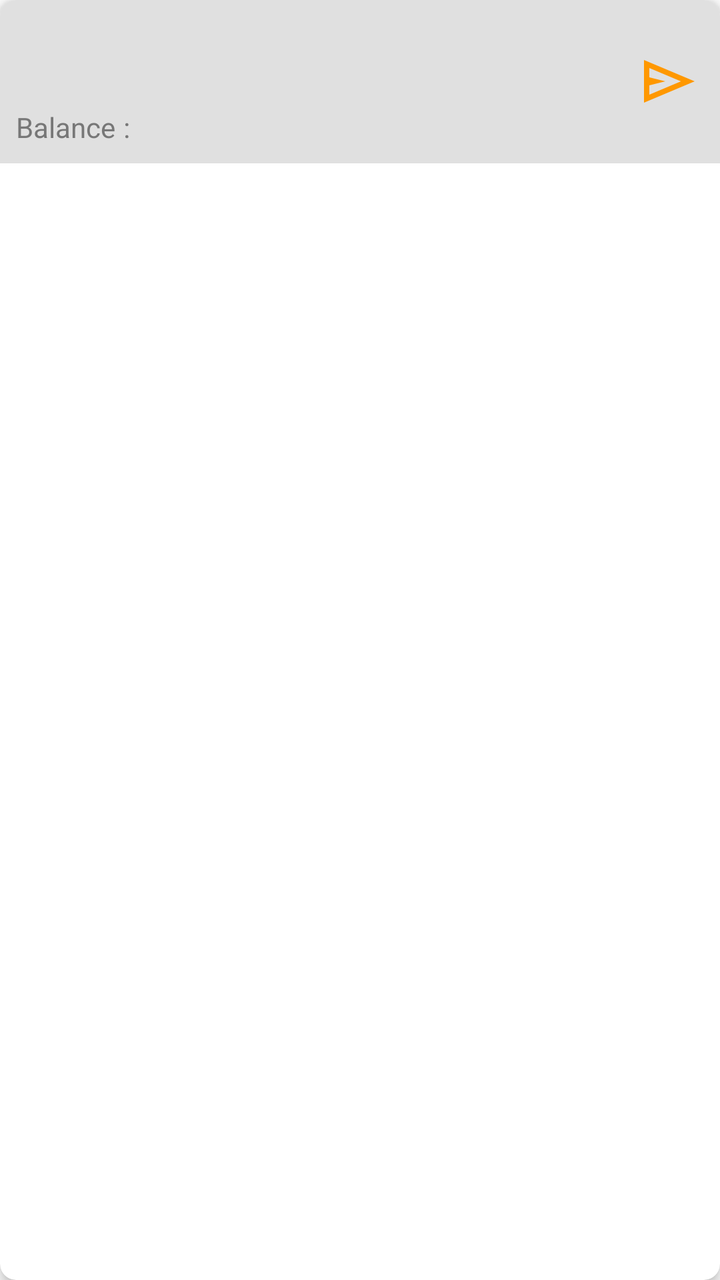
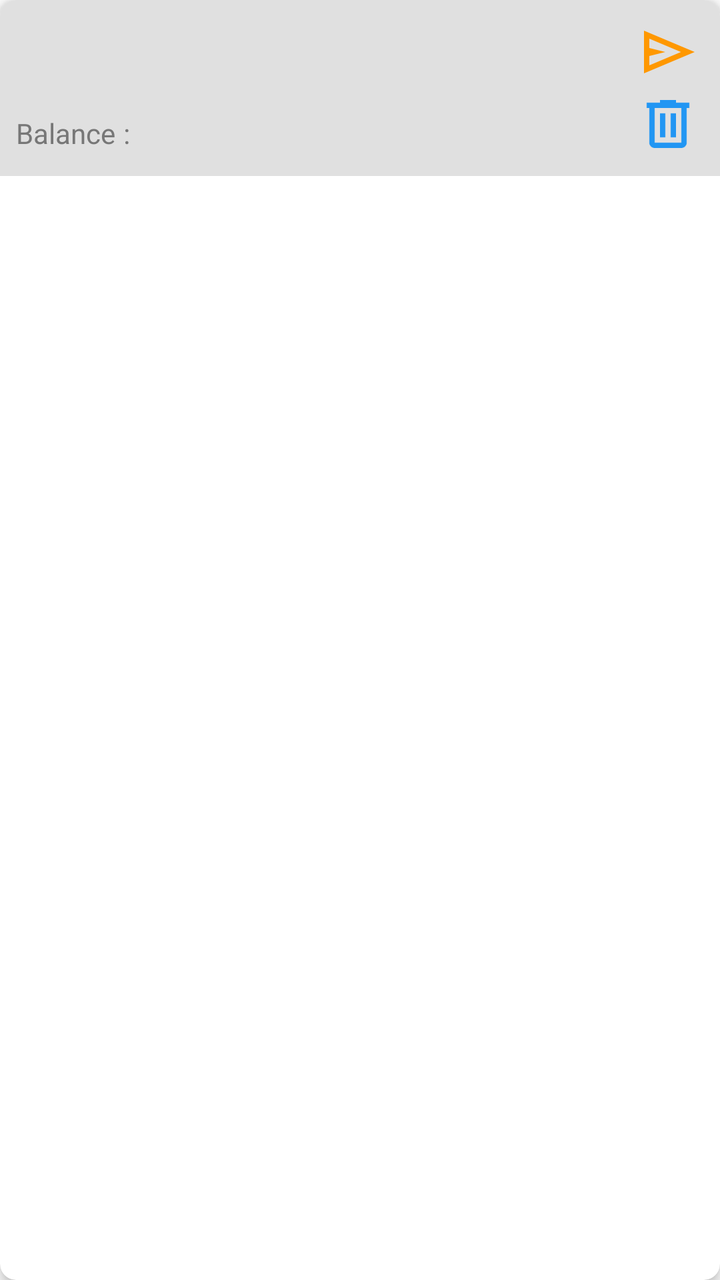

An Android layout rendered at two revisions. The XML below is the earlier revision; the diff shows what the commit changed to produce the second picture.
<!-- AndroidManifest.xml: application theme Theme.Freer -->
<!-- res/layout/item_token_holder_card.xml -->
<?xml version="1.0" encoding="utf-8"?>
<androidx.cardview.widget.CardView xmlns:android="http://schemas.android.com/apk/res/android"
    xmlns:app="http://schemas.android.com/apk/res-auto"
    android:layout_width="match_parent"
    android:layout_height="wrap_content"
    android:layout_margin="4dp"
    android:background="@color/cash_card_dark_background"
    app:cardCornerRadius="8dp"
    app:cardElevation="4dp">

    <LinearLayout
        android:layout_width="match_parent"
        android:layout_height="wrap_content"
        android:background="@color/cash_card_dark_background"
        android:orientation="horizontal"
        android:padding="8dp">

        <CheckBox
            android:id="@+id/token_holder_checkbox"
            android:layout_width="wrap_content"
            android:layout_height="wrap_content"
            android:layout_gravity="center_vertical"
            android:layout_marginEnd="4dp"
            android:visibility="gone" />

        <LinearLayout
            android:layout_width="0dp"
            android:layout_height="wrap_content"
            android:layout_gravity="center_vertical"
            android:layout_weight="1"
            android:orientation="vertical">

            
            <TextView
                android:id="@+id/token_holder_name_value"
                android:layout_width="match_parent"
                android:layout_height="wrap_content"
                android:background="?attr/selectableItemBackground"
                android:clickable="true"
                android:ellipsize="end"
                android:focusable="true"
                android:maxLines="1"
                android:textColor="@color/field_name"
                android:textSize="16sp"
                android:textStyle="bold" />

            
            <TextView
                android:id="@+id/token_holder_token_id_value"
                android:layout_width="match_parent"
                android:layout_height="wrap_content"
                android:layout_marginTop="2dp"
                android:ellipsize="middle"
                android:maxLines="1"
                android:textColor="@color/hint"
                android:textSize="12sp" />

            
            <LinearLayout
                android:layout_width="match_parent"
                android:layout_height="wrap_content"
                android:layout_marginTop="4dp"
                android:gravity="start"
                android:orientation="horizontal">

                <TextView
                    android:layout_width="wrap_content"
                    android:layout_height="wrap_content"
                    android:text="@string/balance"
                    android:textColor="@color/hint"
                    android:textSize="14sp" />

                <TextView
                    android:layout_width="wrap_content"
                    android:layout_height="wrap_content"
                    android:layout_marginStart="4dp"
                    android:text=": "
                    android:textColor="@color/hint"
                    android:textSize="14sp" />

                <TextView
                    android:id="@+id/token_holder_balance_value"
                    android:layout_width="wrap_content"
                    android:layout_height="wrap_content"
                    android:textColor="@color/accent"
                    android:textSize="16sp"
                    android:textStyle="bold" />

            </LinearLayout>

        </LinearLayout>

        
        <LinearLayout
            android:layout_width="wrap_content"
            android:layout_height="wrap_content"
            android:layout_gravity="center_vertical"
            android:orientation="vertical"
            android:padding="2dp">

            
            <ImageButton
                android:id="@+id/token_holder_send_button"
                android:layout_width="32dp"
                android:layout_height="32dp"
                android:layout_gravity="center"
                android:background="@android:color/transparent"
                android:contentDescription="@string/send_token"
                android:padding="0dp"
                android:scaleType="fitCenter"
                android:src="@drawable/ic_send" />

        </LinearLayout>

    </LinearLayout>

</androidx.cardview.widget.CardView>
<!-- resources referenced by this layout -->
<resources>
  <color name="accent">#2196F3</color>
  <color name="cash_card_dark_background">#E0E0E0</color>
  <color name="field_name">#7050A0</color>
  <color name="hint">#777777</color>
  <!-- drawable ic_send (drawable) -->
  <vector xmlns:android="http://schemas.android.com/apk/res/android"
      android:width="24dp"
      android:height="24dp"
      android:viewportWidth="960"
      android:viewportHeight="960">
    <path
        android:pathData="M120,800v-640l760,320 -760,320ZM200,680 L674,480 200,280v140l240,60 -240,60v140ZM200,680v-400,400Z"
        android:fillColor="@color/warning"/>
  </vector>
  <string name="balance">Balance</string>
  <string name="send_token">Send Token</string>
  <style name="Theme.Freer" parent="Base.Theme.Freer" />
  <color name="warning">#FF9800</color>
  <style name="Base.Theme.Freer" parent="Theme.Material3.DayNight.NoActionBar">
          <item name="colorPrimary">#2196F3</item>
          <item name="colorAccent">#2196F3</item>
          <item name="android:windowBackground">#FFFFFF</item>
          
          <item name="android:windowLayoutInDisplayCutoutMode">shortEdges</item>
          <item name="android:enforceNavigationBarContrast">false</item>
          <item name="android:enforceStatusBarContrast">false</item>
          <item name="android:statusBarColor">@android:color/transparent</item>
          <item name="android:navigationBarColor">@android:color/transparent</item>
          <item name="android:windowLightStatusBar">true</item>
          <item name="android:windowLightNavigationBar">true</item>
      </style>
</resources>

<!-- the commit's change to res/layout/item_token_holder_card.xml (unified diff, before → after) -->
@@ -110,6 +110,20 @@
                 android:scaleType="fitCenter"
                 android:src="@drawable/ic_send" />
 
+            
+            <ImageButton
+                android:id="@+id/token_holder_burn_button"
+                android:layout_width="32dp"
+                android:layout_height="32dp"
+                android:layout_gravity="center"
+                android:layout_marginTop="4dp"
+                android:background="@android:color/transparent"
+                android:contentDescription="@string/burn_token"
+                android:padding="0dp"
+                android:scaleType="fitCenter"
+                android:src="@drawable/ic_delete"
+                app:tint="@color/accent" />
+
         </LinearLayout>
 
     </LinearLayout>
<!-- resource entries referenced after the edit -->
@@ -4,6 +4,16 @@
   <color name="cash_card_dark_background">#E0E0E0</color>
   <color name="field_name">#7050A0</color>
   <color name="hint">#777777</color>
+  <!-- drawable ic_delete (drawable) -->
+  <vector xmlns:android="http://schemas.android.com/apk/res/android"
+      android:width="24dp"
+      android:height="24dp"
+      android:viewportWidth="960"
+      android:viewportHeight="960">
+    <path
+        android:pathData="M280,840q-33,0 -56.5,-23.5T200,760v-520h-40v-80h200v-40h240v40h200v80h-40v520q0,33 -23.5,56.5T680,840L280,840ZM680,240L280,240v520h400v-520ZM360,680h80v-360h-80v360ZM520,680h80v-360h-80v360ZM280,240v520,-520Z"
+        android:fillColor="#000000"/>
+  </vector>
   <!-- drawable ic_send (drawable) -->
   <vector xmlns:android="http://schemas.android.com/apk/res/android"
       android:width="24dp"
@@ -15,6 +25,7 @@
         android:fillColor="@color/warning"/>
   </vector>
   <string name="balance">Balance</string>
+  <string name="burn_token">Burn Token</string>
   <string name="send_token">Send Token</string>
   <style name="Theme.Freer" parent="Base.Theme.Freer" />
   <color name="warning">#FF9800</color>
